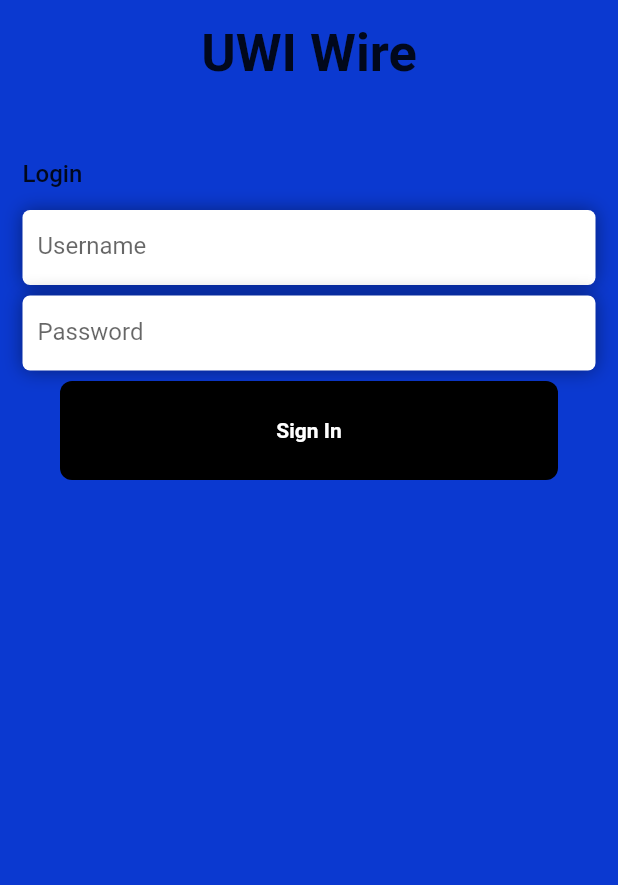
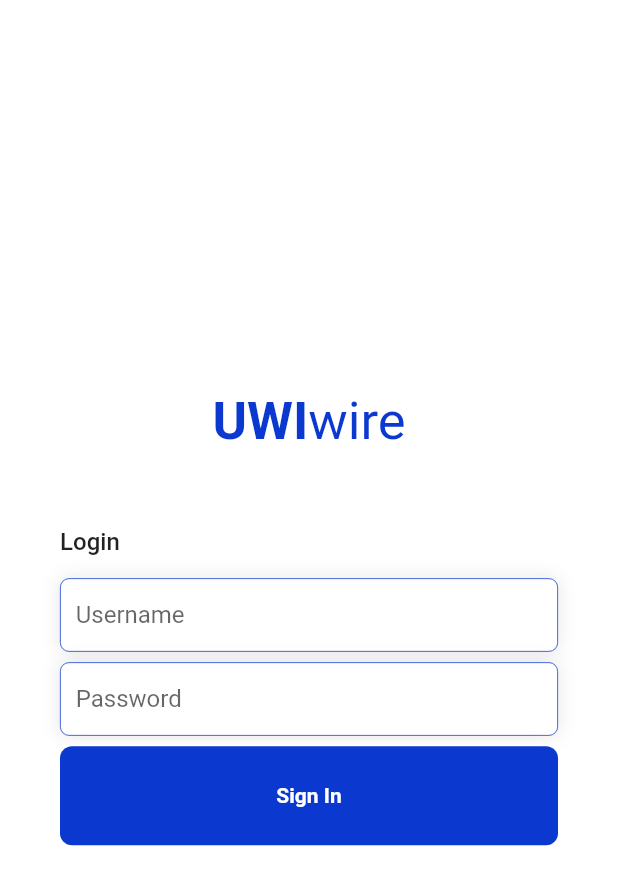
Before and after one commit to NeemOps/UWI-Wire-Vendor-Frontend, a Flutter app: the screen it shows after launch, on a phone screen of 412 x 824 dp. Shown: the top 885 px of the screen. Run offline on Flutter 3.47's test engine with Material 2 defaults, Android fonts, the phone set to English and light mode, and no system bars.

Commit message:
login and load up account info

```diff
--- a/uwiwire_vendor/lib/screens/login/components/login_button.dart
+++ b/uwiwire_vendor/lib/screens/login/components/login_button.dart
@@ -3,6 +3,7 @@ import 'package:flutter/material.dart';
 // Authentication
 import '../../../backend/authentication/_authentication_controller.dart';
 import '../../../backend/authentication/_login_command.dart';
+import '../../../constants.dart';
 
 class LoginButton extends StatefulWidget {
   const LoginButton({super.key});
@@ -27,6 +28,7 @@ class _LoginButtonState extends State<LoginButton> {
 
         try {
           accessToken = await _authController.authenticate();
+          // ignore: use_build_context_synchronously
           Navigator.pushNamed(context, '/home');
         } catch (e) {
           print('Error: $e');
@@ -36,7 +38,7 @@ class _LoginButtonState extends State<LoginButton> {
         padding: const EdgeInsets.all(25),
         margin: const EdgeInsets.symmetric(horizontal: 25),
         decoration: BoxDecoration(
-            color: Colors.black, borderRadius: BorderRadius.circular(8)),
+            color: kBackgroundColor, borderRadius: BorderRadius.circular(8)),
         child: const Center(
           child: Text(
             'Sign In',
--- a/uwiwire_vendor/lib/screens/login/components/login_form.dart
+++ b/uwiwire_vendor/lib/screens/login/components/login_form.dart
@@ -1,4 +1,5 @@
 import 'package:flutter/material.dart';
+import 'package:uwiwire_vendor/constants.dart';
 
 class LoginForm extends StatelessWidget {
   const LoginForm(
@@ -16,14 +17,16 @@ class LoginForm extends StatelessWidget {
   @override
   Widget build(BuildContext context) {
     return Container(
-      height: 50,
+      // height: 50,
       padding: const EdgeInsets.symmetric(horizontal: 10),
+      margin: const EdgeInsets.symmetric(horizontal: 25),
       decoration: BoxDecoration(
+        border: Border.all(color: kBackgroundColor, width: 0.5),
         color: Colors.white,
-        borderRadius: BorderRadius.circular(5),
+        borderRadius: BorderRadius.circular(6),
         boxShadow: [
           BoxShadow(
-            color: Colors.black.withOpacity(0.4),
+            color: Colors.black.withOpacity(0.1),
             blurRadius: 10,
           ),
         ],
--- a/uwiwire_vendor/lib/screens/login/login_screen.dart
+++ b/uwiwire_vendor/lib/screens/login/login_screen.dart
@@ -25,8 +25,9 @@ class LoginScreen extends StatelessWidget {
   @override
   Widget build(BuildContext context) {
     return Scaffold(
-      backgroundColor: kBackgroundColor,
-      body: SingleChildScrollView(
+      backgroundColor: kPrimaryColor,
+      body: Center(
+        child: SingleChildScrollView(
           child: SafeArea(
             child: Container(
               width: double.infinity,
@@ -36,11 +37,23 @@ class LoginScreen extends StatelessWidget {
                 children: [
                   Container(
                     alignment: Alignment.center,
-                  child: const Text(
-                    'UWI Wire',
+                    child: const Text.rich(
+                      TextSpan(
+                        text: 'UWI',
                         style: TextStyle(
                           fontSize: 35,
                           fontWeight: FontWeight.bold,
+                          color: kBackgroundColor,
+                        ),
+                        children: <TextSpan>[
+                          TextSpan(
+                            text: 'wire',
+                            style: TextStyle(
+                              fontSize: 35,
+                              fontWeight: FontWeight.normal,
+                            ),
+                          ),
+                        ],
                       ),
                     ),
                   ),
@@ -48,11 +61,14 @@ class LoginScreen extends StatelessWidget {
                   // Space
                   const SizedBox(height: 50),
 
-                const Text(
+                  Container(
+                    margin: const EdgeInsets.symmetric(horizontal: 25),
+                    child: const Text(
                       'Login',
                       style: TextStyle(
                         fontSize: 16,
                         fontWeight: FontWeight.w500,
+                      ),
                     ),
                   ),
 
@@ -88,6 +104,7 @@ class LoginScreen extends StatelessWidget {
             ),
           ),
         ),
+      ),
     );
   }
 }
```
Also changed, not shown: uwiwire_vendor/lib/backend/_account_info.dart (+8 -9 lines), uwiwire_vendor/lib/backend/authentication/_authentication.dart (+7 -0 lines), uwiwire_vendor/lib/screens/home/components/account_screen.dart (+3 -26 lines). Lines whose indentation alone changed are shown as unchanged.
